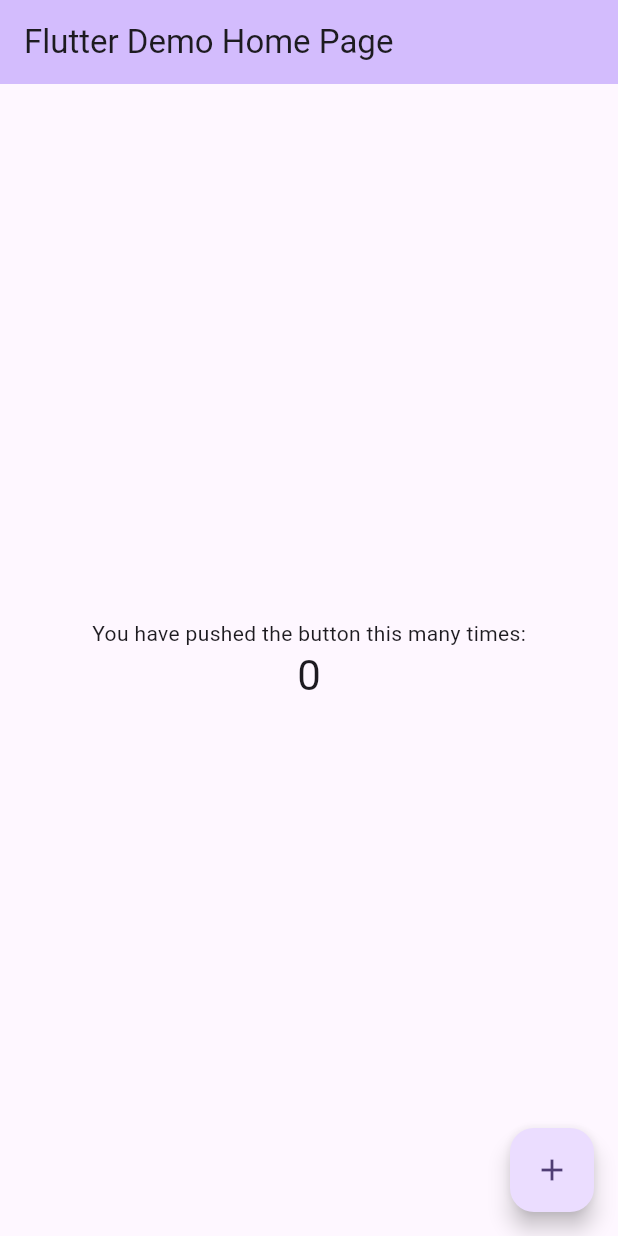
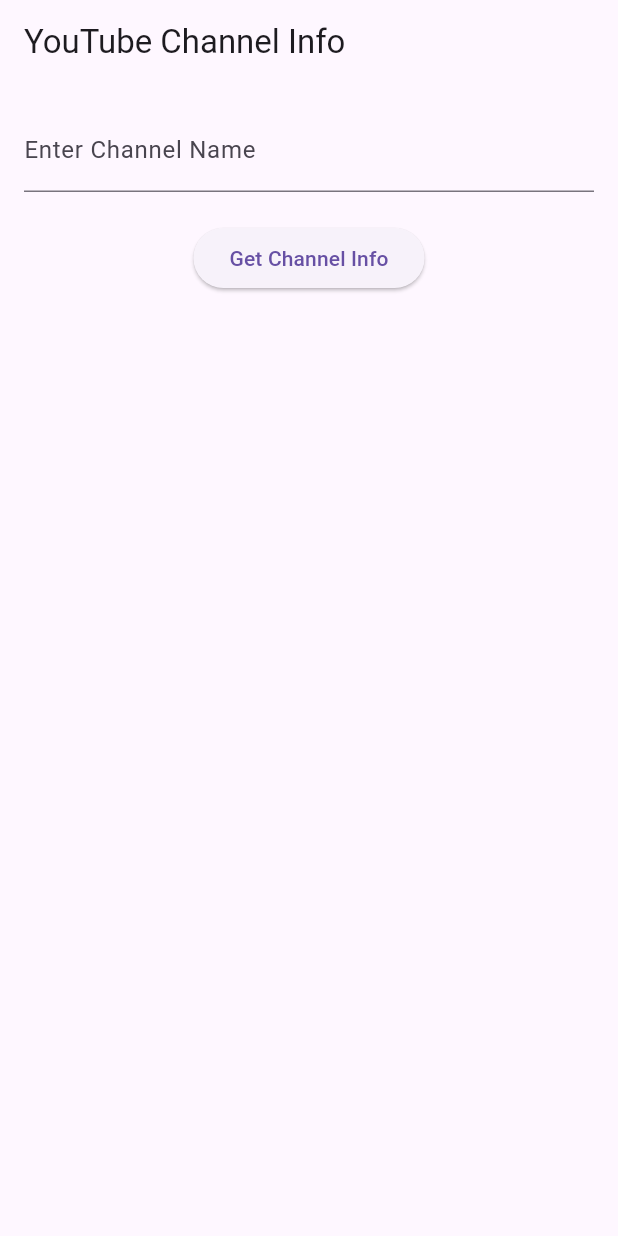
Before and after one commit to yuha1126/byob-prelaunch, a Flutter app: the screen it shows after launch, on a phone screen of 412 x 824 dp. Run offline on Flutter 3.47's test engine with Material 3 defaults, Android fonts, the phone set to English and light mode, and no system bars; missing offline and left inert: youtube_api.

Commit message:
mostly completed project

```diff
--- a/lib/main.dart
+++ b/lib/main.dart
@@ -1,125 +1,143 @@
+import 'dart:convert';
 import 'package:flutter/material.dart';
+import 'package:http/http.dart' as http;
 
 void main() {
   runApp(const MyApp());
 }
 
+class ChannelInfo {
+  final String title;
+  final String description;
+  final String subscriberCount;
+
+  ChannelInfo({
+    required this.title,
+    required this.description,
+    required this.subscriberCount,
+  });
+
+  factory ChannelInfo.fromMap(Map<String, dynamic> map) {
+    return ChannelInfo(
+      title: map['items'][0]['snippet']['title'],
+      description: map['items'][0]['snippet']['description'],
+      subscriberCount: map['items'][0]['statistics']['subscriberCount'],
+    );
+  }
+}
+
+class YouTubeApiService {
+  final String apiKey;
+
+  YouTubeApiService(this.apiKey);
+
+  Future<ChannelInfo> fetchChannelInfo(String channelName) async {
+    String apiUrl = 'https://www.googleapis.com/youtube/v3/channels?'
+        'part=snippet,contentDetails,statistics'
+        '&forUsername=$channelName'
+        '&key=$apiKey';
+
+    final response = await http.get(Uri.parse(apiUrl));
+
+    if (response.statusCode == 200) {
+      Map<String, dynamic> responseBody = json.decode(response.body);
+      return ChannelInfo.fromMap(responseBody);
+    } else {
+      throw Exception('Failed to load channel information');
+    }
+  }
+}
+
 class MyApp extends StatelessWidget {
   const MyApp({super.key});
 
-  // This widget is the root of your application.
   @override
   Widget build(BuildContext context) {
-    return MaterialApp(
-      title: 'Flutter Demo',
-      theme: ThemeData(
-        // This is the theme of your application.
-        //
-        // TRY THIS: Try running your application with "flutter run". You'll see
-        // the application has a purple toolbar. Then, without quitting the app,
-        // try changing the seedColor in the colorScheme below to Colors.green
-        // and then invoke "hot reload" (save your changes or press the "hot
-        // reload" button in a Flutter-supported IDE, or press "r" if you used
-        // the command line to start the app).
-        //
-        // Notice that the counter didn't reset back to zero; the application
-        // state is not lost during the reload. To reset the state, use hot
-        // restart instead.
-        //
-        // This works for code too, not just values: Most code changes can be
-        // tested with just a hot reload.
-        colorScheme: ColorScheme.fromSeed(seedColor: Colors.deepPurple),
-        useMaterial3: true,
-      ),
-      home: const MyHomePage(title: 'Flutter Demo Home Page'),
+    return const MaterialApp(
+      home: MyHomePage(),
     );
   }
 }
 
 class MyHomePage extends StatefulWidget {
-  const MyHomePage({super.key, required this.title});
-
-  // This widget is the home page of your application. It is stateful, meaning
-  // that it has a State object (defined below) that contains fields that affect
-  // how it looks.
-
-  // This class is the configuration for the state. It holds the values (in this
-  // case the title) provided by the parent (in this case the App widget) and
-  // used by the build method of the State. Fields in a Widget subclass are
-  // always marked "final".
-
-  final String title;
+  const MyHomePage({super.key});
 
   @override
-  State<MyHomePage> createState() => _MyHomePageState();
+  _MyHomePageState createState() => _MyHomePageState();
 }
 
 class _MyHomePageState extends State<MyHomePage> {
-  int _counter = 0;
-
-  void _incrementCounter() {
-    setState(() {
-      // This call to setState tells the Flutter framework that something has
-      // changed in this State, which causes it to rerun the build method below
-      // so that the display can reflect the updated values. If we changed
-      // _counter without calling setState(), then the build method would not be
-      // called again, and so nothing would appear to happen.
-      _counter++;
-    });
-  }
+  final TextEditingController _channelController = TextEditingController();
+  final YouTubeApiService _apiService = YouTubeApiService('AIzaSyBF1bM5BTWsNPFClIKDPSzFDCyZmObz8GE');
+  ChannelInfo? _channelInfo;
 
   @override
   Widget build(BuildContext context) {
-    // This method is rerun every time setState is called, for instance as done
-    // by the _incrementCounter method above.
-    //
-    // The Flutter framework has been optimized to make rerunning build methods
-    // fast, so that you can just rebuild anything that needs updating rather
-    // than having to individually change instances of widgets.
     return Scaffold(
       appBar: AppBar(
-        // TRY THIS: Try changing the color here to a specific color (to
-        // Colors.amber, perhaps?) and trigger a hot reload to see the AppBar
-        // change color while the other colors stay the same.
-        backgroundColor: Theme.of(context).colorScheme.inversePrimary,
-        // Here we take the value from the MyHomePage object that was created by
-        // the App.build method, and use it to set our appbar title.
-        title: Text(widget.title),
+        title: const Text('YouTube Channel Info'),
       ),
-      body: Center(
-        // Center is a layout widget. It takes a single child and positions it
-        // in the middle of the parent.
+      body: Padding(
+        padding: const EdgeInsets.all(16.0),
         child: Column(
-          // Column is also a layout widget. It takes a list of children and
-          // arranges them vertically. By default, it sizes itself to fit its
-          // children horizontally, and tries to be as tall as its parent.
-          //
-          // Column has various properties to control how it sizes itself and
-          // how it positions its children. Here we use mainAxisAlignment to
-          // center the children vertically; the main axis here is the vertical
-          // axis because Columns are vertical (the cross axis would be
-          // horizontal).
-          //
-          // TRY THIS: Invoke "debug painting" (choose the "Toggle Debug Paint"
-          // action in the IDE, or press "p" in the console), to see the
-          // wireframe for each widget.
-          mainAxisAlignment: MainAxisAlignment.center,
-          children: <Widget>[
-            const Text(
-              'You have pushed the button this many times:',
+          children: [
+            TextField(
+              controller: _channelController,
+              decoration: const InputDecoration(labelText: 'Enter Channel Name'),
             ),
-            Text(
-              '$_counter',
-              style: Theme.of(context).textTheme.headlineMedium,
+            const SizedBox(height: 20),
+            ElevatedButton(
+              onPressed: () {
+                String channelName = _channelController.text;
+                _fetchChannelInfo(channelName);
+              },
+              child: const Text('Get Channel Info'),
             ),
+            const SizedBox(height: 20),
+            _channelInfo != null
+                ? _buildInfoBox('Title', _channelInfo!.title): Container(),
+            _channelInfo != null
+                ? _buildInfoBox(
+                    'Description', _channelInfo!.description): Container(),
+            _channelInfo != null
+                ? _buildInfoBox(
+                    'Subscriber Count', _channelInfo!.subscriberCount): Container(),
           ],
         ),
       ),
-      floatingActionButton: FloatingActionButton(
-        onPressed: _incrementCounter,
-        tooltip: 'Increment',
-        child: const Icon(Icons.add),
-      ), // This trailing comma makes auto-formatting nicer for build methods.
     );
   }
+
+  Widget _buildInfoBox(String title, String value) {
+    return Container(
+      padding: const EdgeInsets.all(10),
+      decoration: BoxDecoration(
+        border: Border.all(color: Colors.black),
+        borderRadius: BorderRadius.circular(10),
+      ),
+      margin: const EdgeInsets.symmetric(vertical: 5),
+      child: Column(
+        crossAxisAlignment: CrossAxisAlignment.start,
+        children: [
+          Text(
+            title,
+            style: const TextStyle(fontWeight: FontWeight.bold),
+          ),
+          const SizedBox(height: 5),
+          Text(value),
+        ],
+      ),
+    );
+  }
+
+  void _fetchChannelInfo(String channelName) async {
+    try {
+      ChannelInfo channelInfo = await _apiService.fetchChannelInfo(channelName);
+      setState(() {
+        _channelInfo = channelInfo;
+      });
+    } catch (e) {
+      print('Error fetching channel information: $e');
+    }
+  }
 }
--- /dev/null
+++ b/lib/services/youtubeapi.dart
@@ -0,0 +1,23 @@
+import 'package:http/http.dart' as http;
+import 'package:youtube_api/youtube_api.dart';
+
+class YouTubeApiService {
+  final String apiKey;
+
+  YouTubeApiService(this.apiKey);
+
+  Future<YT_API> fetchChannelInfo(String channelName) async {
+    String apiUrl = 'https://www.googleapis.com/youtube/v3/channels?'
+        'part=snippet,contentDetails,statistics'
+        '&forUsername=$channelName'
+        '&key=$apiKey';
+
+    final response = await http.get(Uri.parse(apiUrl));
+
+    if (response.statusCode == 200) {
+      return YT_API.fromMap(response.body);
+    } else {
+      throw Exception('Failed to load channel information');
+    }
+  }
+}
--- a/pubspec.yaml
+++ b/pubspec.yaml
@@ -30,6 +30,7 @@
 dependencies:
   flutter:
     sdk: flutter
+  http: ^0.13.3
 
 
   # The following adds the Cupertino Icons font to your application.
```
Also changed, not shown: lib/channel_page.dart (added, +49 -0 lines), lib/data_page.dart (added, +90 -0 lines), pubspec.lock.
